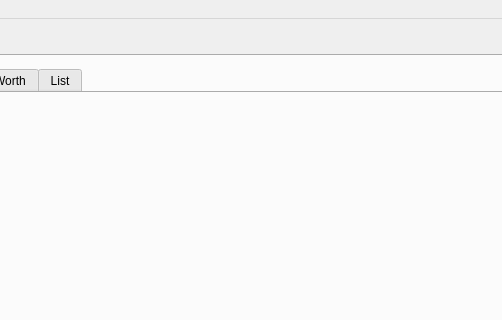
Above: transactionmanager.ui from tallest4eva/qt-TransactionManager before the change; both pictures show x 406 to 908 and y 0 to 320 of the 1182 by 673 pixel window. Below: the same form after it.
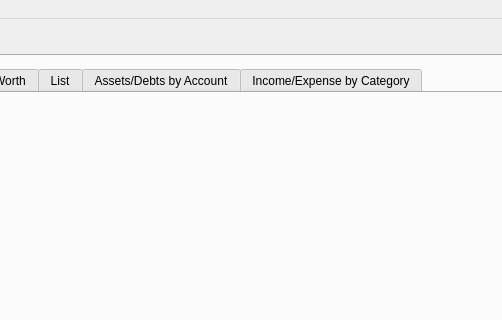
That is the form after the change. The open tabs and pages were chosen to show the change.

```diff
--- a/transactionmanager.ui
+++ b/transactionmanager.ui
@@ -881,6 +881,22 @@
            </attribute>
            <layout class="QHBoxLayout" name="horizontalLayout_7"/>
           </widget>
+          <widget class="QWidget" name="reportAccountTab">
+           <attribute name="title">
+            <string>Assets/Debts by Account</string>
+           </attribute>
+           <attribute name="toolTip">
+            <string>Assets/Debts Pie Chart by Account</string>
+           </attribute>
+          </widget>
+          <widget class="QWidget" name="reportCategoryTab">
+           <attribute name="title">
+            <string>Income/Expense by Category</string>
+           </attribute>
+           <attribute name="toolTip">
+            <string>Income/Expense Pie Chart by Category</string>
+           </attribute>
+          </widget>
          </widget>
         </item>
        </layout>
```
Left out of the diff: 10 changed lines with no effect on the pictures.
